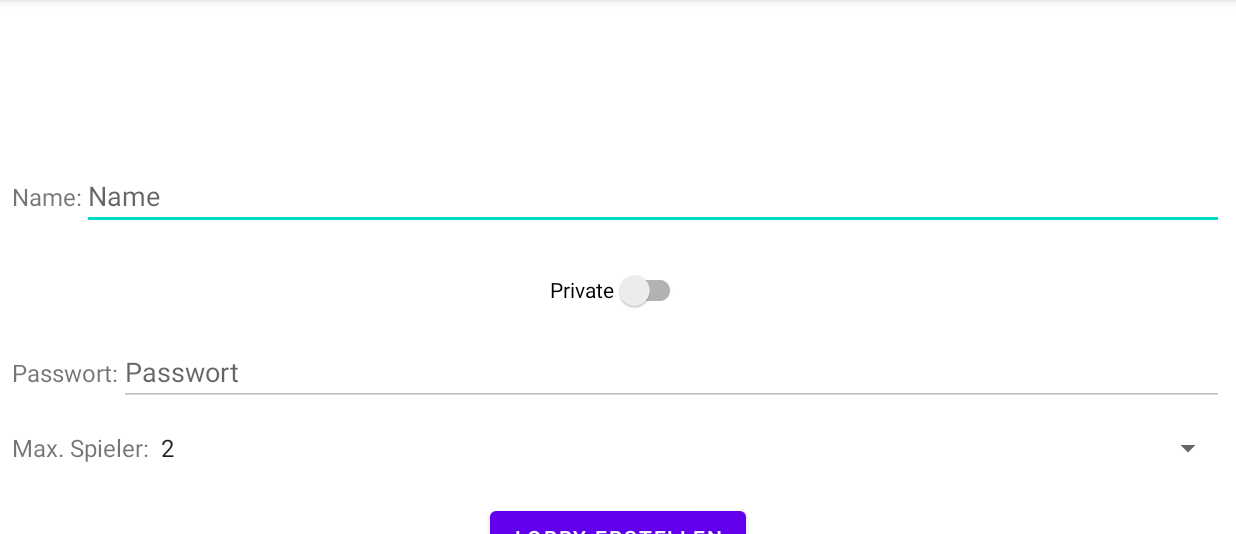
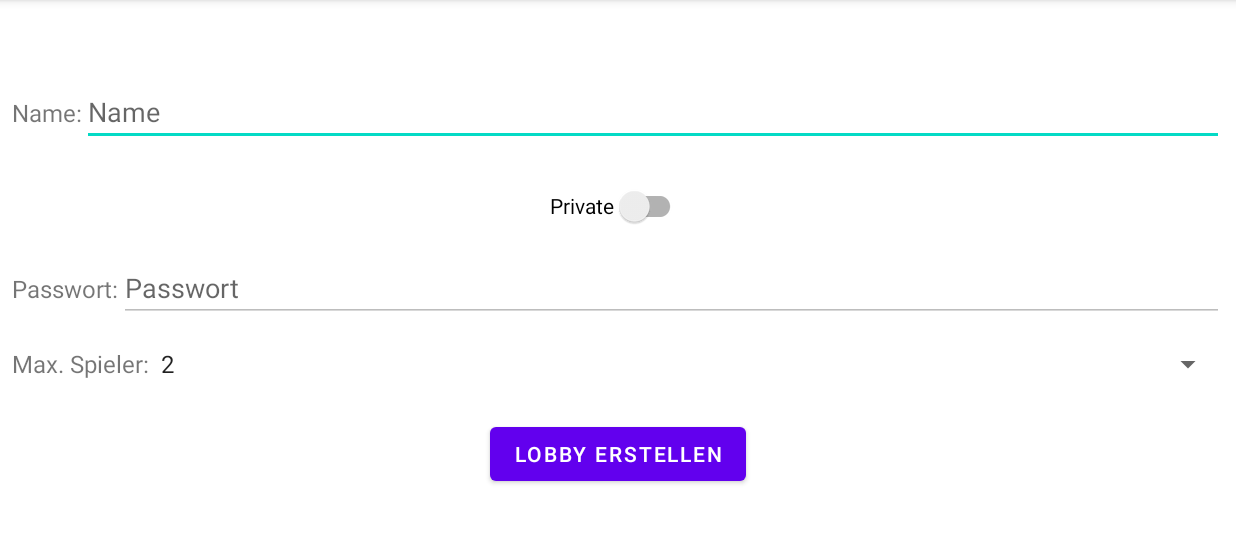
Before and after one commit to se-ii-mankomania/mankomania-app, an Android app: the CreateNewLobby screen opened directly, with no data from a screen before it, on a phone screen of 824 x 412 dp (held sideways), the part 84-618 px from its top. Run offline under Robolectric (Android 15) with nearby library versions, the phone set to English and light mode, and no system bars.

Commit message:
updated Layout in Lobby

```diff
--- a/app/src/main/res/layout/activity_create_new_lobby.xml
+++ b/app/src/main/res/layout/activity_create_new_lobby.xml
@@ -11,11 +11,12 @@
         android:id="@+id/firstRow"
         android:layout_width="0dp"
         android:layout_height="wrap_content"
-        android:layout_marginTop="100dp"
+        android:layout_marginTop="44dp"
         android:orientation="horizontal"
         android:padding="8dp"
+        app:layout_constraintEnd_toEndOf="parent"
+        app:layout_constraintHorizontal_bias="0.0"
         app:layout_constraintStart_toStartOf="parent"
-        app:layout_constraintEnd_toEndOf="parent"
         app:layout_constraintTop_toTopOf="parent">
 
         <TextView
@@ -30,9 +31,9 @@
             android:layout_width="0dp"
             android:layout_height="wrap_content"
             android:layout_weight="1"
-            android:inputType="text"
             android:autofillHints=""
-            android:hint="@string/createNewLobby_nameEditView_hint" />
+            android:hint="@string/createNewLobby_nameEditView_hint"
+            android:inputType="text" />
     </LinearLayout>
 
     <androidx.appcompat.widget.SwitchCompat
```
